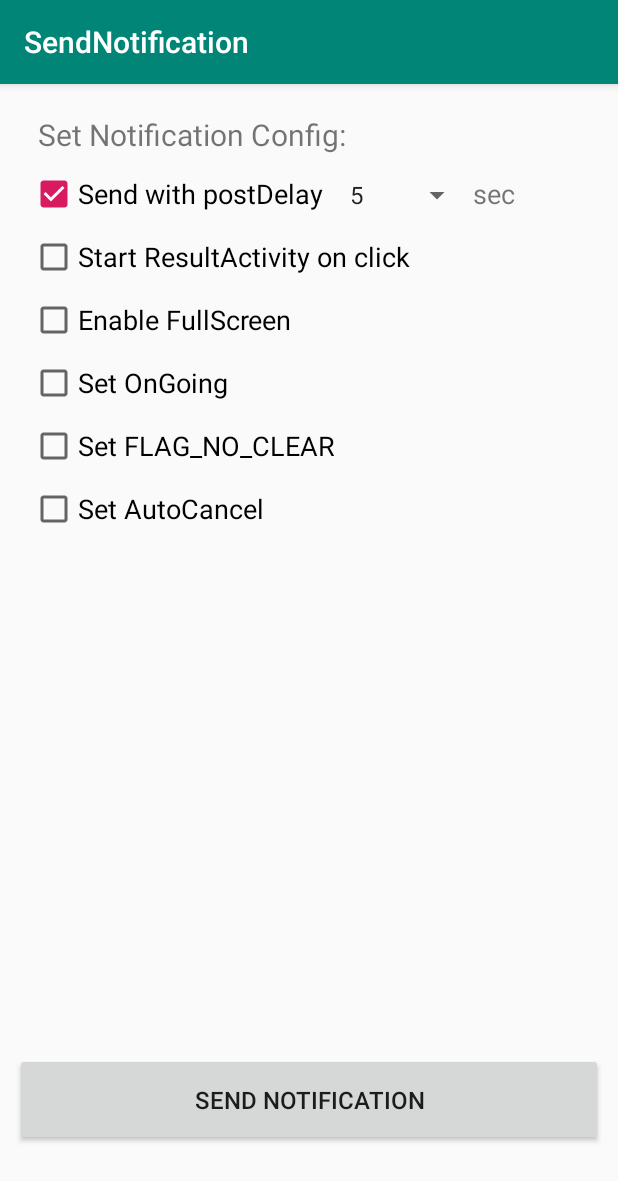
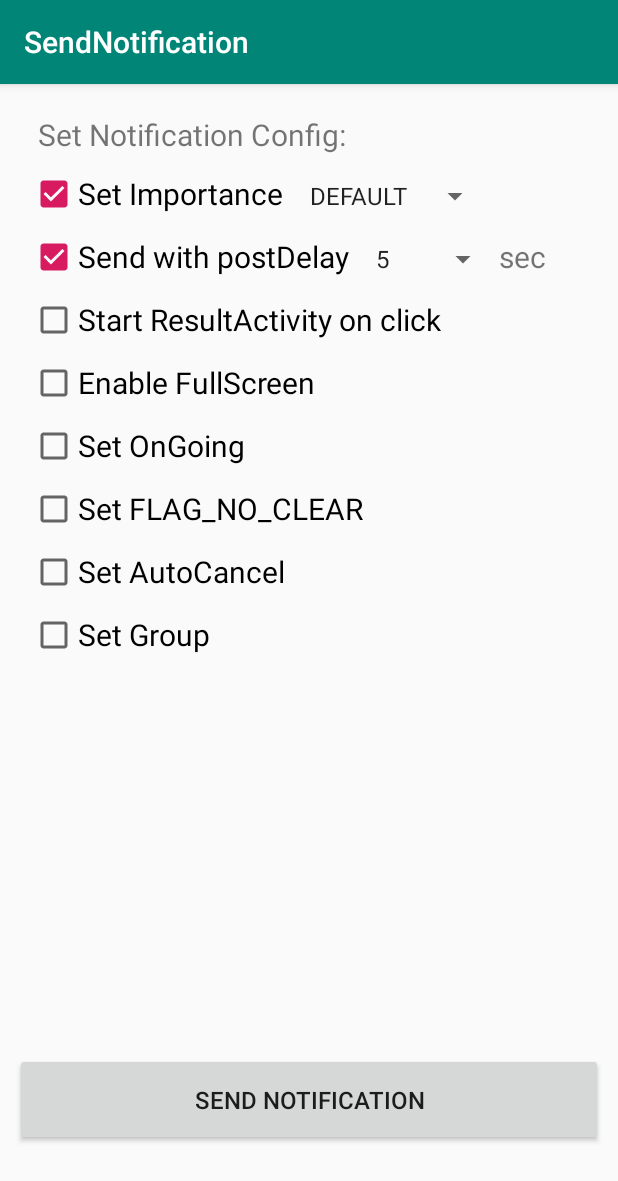
Before and after one commit to layonmartins/SendNotification, an Android app: the screen it shows after launch (MainActivity), after a tap on "SEND NOTIFICATION", on a phone screen of 412 x 824 dp. Shown: the top 1181 px of the screen. Run offline under Robolectric (Android 15) with nearby library versions, the phone set to English and light mode, and no system bars; 3 other taps on this screen came first.

Commit message:
refactorin sendNotification(View v) : add set importance

```diff
--- a/app/src/main/java/com/layon/android/sendnotification/MainActivity.java
+++ b/app/src/main/java/com/layon/android/sendnotification/MainActivity.java
@@ -15,6 +15,7 @@ import android.os.Bundle;
 import android.os.Handler;
 import android.util.Log;
 import android.view.View;
+import android.widget.ArrayAdapter;
 import android.widget.CheckBox;
 import android.widget.Spinner;
 import android.widget.TextView;
@@ -23,17 +24,22 @@ import android.widget.Toast;
 public class MainActivity extends AppCompatActivity {
 
     private static final String CHANNEL_ID = "notification_test";
-    private static final int NOTIFICATION_ID = 1234;
+    private static int NOTIFICATION_ID = 1234;
+    private static final String GROUP_KEY_WORK_EMAIL = "com.android.layon.GROUP";
 
     // create Notification configs variables
     CheckBox checkBox_postDelayed;
     CheckBox checkBox_StartActivity;
     CheckBox checkBox_fullScreen;
     Spinner spinner_seconds;
+    Spinner spinner_importance;
     TextView textview_seconds;
     CheckBox checkBox_ongoing;
     CheckBox checkBox_flagnoclear;
     CheckBox checkBox_autocancel;
+    CheckBox checkBox_importance;
+    CheckBox checkBox_group;
+
 
     @Override
     protected void onCreate(Bundle savedInstanceState) {
@@ -45,51 +51,75 @@ public class MainActivity extends AppCompatActivity {
         checkBox_StartActivity = (CheckBox) findViewById(R.id.checkBox_StartActivity);
         checkBox_fullScreen = (CheckBox) findViewById(R.id.checkBox_fullScreen);
         spinner_seconds = (Spinner) findViewById(R.id.spinner_seconds);
-        spinner_seconds.setSelection(2);
+        spinner_importance = (Spinner) findViewById(R.id.spinner_importance);
         textview_seconds = (TextView) findViewById(R.id.textview_seconds);
         checkBox_ongoing = (CheckBox) findViewById(R.id.checkBox_ongoing);
         checkBox_flagnoclear = (CheckBox) findViewById(R.id.checkBox_flagnoclear);
         checkBox_autocancel = (CheckBox) findViewById(R.id.checkBox_autocancel);
+        checkBox_importance = (CheckBox) findViewById(R.id.checkBox_importance);
+        checkBox_group = (CheckBox) findViewById(R.id.checkBox_group);
+
+        // set spinner_importance adapter
+        ArrayAdapter<CharSequence> adapterImportance = ArrayAdapter.createFromResource(this,
+                R.array.importance_array, android.R.layout.simple_dropdown_item_1line);
+        adapterImportance.setDropDownViewResource(android.R.layout.simple_spinner_dropdown_item);
+        spinner_importance.setAdapter(adapterImportance);
+        spinner_importance.setSelection(1);
+
+        // set spinner_seconds adapter
+        ArrayAdapter<CharSequence> adapterSeconds = ArrayAdapter.createFromResource(this,
+                R.array.seconds_array, android.R.layout.simple_dropdown_item_1line);
+        adapterImportance.setDropDownViewResource(android.R.layout.simple_spinner_dropdown_item);
+        spinner_seconds.setAdapter(adapterSeconds);
+        spinner_seconds.setSelection(2);
+
     }
 
     public void createNotificationChannel() {
         if (Build.VERSION.SDK_INT >= Build.VERSION_CODES.O){
             CharSequence name = "NotificationBroadcast";
             String description = "This is a broadcast notification fot test";
-            int importance = NotificationManager.IMPORTANCE_HIGH;
+
+            // get importance
+            // TODO it doesn't work, check later
+            int importance = NotificationManager.IMPORTANCE_DEFAULT;
+            if(checkBox_importance.isChecked()){
+                importance = getImportance(spinner_importance.getSelectedItem().toString());
+                Log.d("layonf importance: ", Integer.toString(importance));
+            }
+
             NotificationChannel channel = new NotificationChannel(CHANNEL_ID, name, importance);
             channel.setDescription(description);
-
             NotificationManager notificationManager = getSystemService(NotificationManager.class);
             notificationManager.createNotificationChannel(channel);
         }
     }
 
+    public int getImportance(CharSequence importance) {
+        switch (importance.charAt(0)){
+            case 'H':
+                return NotificationManager.IMPORTANCE_HIGH;
+            case 'D':
+                return NotificationManager.IMPORTANCE_DEFAULT;
+            case 'L':
+                return NotificationManager.IMPORTANCE_LOW;
+            case 'M':
+                return NotificationManager.IMPORTANCE_MIN;
+            default:
+                return NotificationManager.IMPORTANCE_DEFAULT;
+        }
+    }
+
     //TODO disable landscape mode
 
-    //TODO maybe needed to delete this method
-    public void sendBaseNotification() {
-        createNotificationChannel();
-        NotificationCompat.Builder builder =
-                new NotificationCompat.Builder(this, CHANNEL_ID)
-                        .setSmallIcon(R.drawable.venturus)
-                        .setContentTitle("layonf Notification Test")
-                        .setContentText(getString(R.string.notifi_text))
-                        .setStyle(new NotificationCompat.BigTextStyle()
-                                .bigText(getString(R.string.notifi_text)))
-                        .setPriority(NotificationCompat.PRIORITY_DEFAULT);
+    //show the importance spinner
+    public void onCheckBoxImportanceClicked(View v){
+        if(checkBox_importance.isChecked()){
+            spinner_importance.setVisibility(View.VISIBLE);
+        } else {
+            spinner_importance.setVisibility(View.GONE);
+        }
 
-        //Set flags:
-        Notification notification = builder.build();
-        //notification.flags |= Notification.FLAG_SHOW_LIGHTS;
-        //notification.flags |= Notification.FLAG_AUTO_CANCEL;
-        //notification.flags |= Notification.FLAG_ONGOING_EVENT;
-        //notification.flags |= Notification.FLAG_NO_CLEAR;
-        //notification.flags |= Notification.FLAG_LOCAL_ONLY;
-
-
-        NotificationManagerCompat notificationManager = NotificationManagerCompat.from(this);
-        notificationManager.notify(NOTIFICATION_ID, notification);
     }
 
     //show the seconds spinner
@@ -119,6 +149,11 @@ public class MainActivity extends AppCompatActivity {
                 .setContentTitle("layonf notification test")
                 .setContentText(getString(R.string.notifi_text))
                 .setStyle(new NotificationCompat.BigTextStyle().bigText(getString(R.string.notifi_text)));
+
+        if(checkBox_group.isChecked()) {
+            builder.setGroup(GROUP_KEY_WORK_EMAIL);
+            NOTIFICATION_ID++;
+        }
 
         // create notification the set flags
         final Notification notification = builder.build();
@@ -175,6 +210,30 @@ public class MainActivity extends AppCompatActivity {
 
     //TODO remove notification method
 
+    //TODO maybe needed to delete this method
+    public void sendGroupNotification() {
+        createNotificationChannel();
+        NotificationCompat.Builder builder =
+                new NotificationCompat.Builder(this, CHANNEL_ID)
+                        .setSmallIcon(R.drawable.venturus)
+                        .setContentTitle("layonf Notification Test")
+                        .setContentText(getString(R.string.notifi_text))
+                        .setStyle(new NotificationCompat.BigTextStyle()
+                                .bigText(getString(R.string.notifi_text)))
+                        .setPriority(NotificationCompat.PRIORITY_DEFAULT);
+
+        //Set flags:
+        Notification notification = builder.build();
+        //notification.flags |= Notification.FLAG_SHOW_LIGHTS;
+        //notification.flags |= Notification.FLAG_AUTO_CANCEL;
+        //notification.flags |= Notification.FLAG_ONGOING_EVENT;
+        //notification.flags |= Notification.FLAG_NO_CLEAR;
+        //notification.flags |= Notification.FLAG_LOCAL_ONLY;
+
+
+        NotificationManagerCompat notificationManager = NotificationManagerCompat.from(this);
+        notificationManager.notify(NOTIFICATION_ID, notification);
+    }
 
     //TODO maybe needed to delete this method
     public void sendStartActivityNotification() {
--- a/app/src/main/res/layout/activity_main.xml
+++ b/app/src/main/res/layout/activity_main.xml
@@ -26,6 +26,28 @@
         app:layout_constraintTop_toTopOf="parent" />
 
     <CheckBox
+        android:id="@+id/checkBox_importance"
+        android:layout_width="wrap_content"
+        android:layout_height="wrap_content"
+        android:layout_marginTop="@dimen/margin_checkboxs"
+        android:textSize="@dimen/config_text"
+        android:text="Set Importance"
+        android:onClick="onCheckBoxImportanceClicked"
+        app:layout_constraintStart_toStartOf="@+id/editText"
+        app:layout_constraintTop_toBottomOf="@+id/editText" />
+
+    <Spinner
+        android:id="@+id/spinner_importance"
+        android:layout_width="wrap_content"
+        android:layout_height="wrap_content"
+        android:layout_marginStart="10dp"
+        android:visibility="visible"
+        app:layout_constraintEnd_toEndOf="@id/textview_seconds"
+        app:layout_constraintHorizontal_bias="0.0"
+        app:layout_constraintStart_toEndOf="@+id/checkBox_importance"
+        app:layout_constraintBaseline_toBaselineOf="@id/checkBox_importance"/>
+
+    <CheckBox
         android:id="@+id/checkBox_postDelay"
         android:layout_width="wrap_content"
         android:layout_height="wrap_content"
@@ -34,14 +56,13 @@
         android:text="Send with postDelay"
         android:onClick="onCheckBoxSecondsClicked"
         app:layout_constraintStart_toStartOf="@+id/editText"
-        app:layout_constraintTop_toBottomOf="@+id/editText" />
+        app:layout_constraintTop_toBottomOf="@+id/checkBox_importance" />
 
     <Spinner
         android:id="@+id/spinner_seconds"
         android:layout_width="wrap_content"
         android:layout_height="wrap_content"
         android:layout_marginStart="10dp"
-        android:entries="@array/seconds_array"
         android:visibility="gone"
         app:layout_constraintEnd_toEndOf="@id/textview_seconds"
         app:layout_constraintHorizontal_bias="0.0"
@@ -117,6 +138,17 @@
         app:layout_constraintTop_toBottomOf="@id/checkBox_flagnoclear">
     </CheckBox>
 
+    <CheckBox
+        android:id="@+id/checkBox_group"
+        android:layout_width="wrap_content"
+        android:layout_height="wrap_content"
+        android:textSize="@dimen/config_text"
+        android:text="Set Group"
+        android:layout_marginTop="@dimen/margin_checkboxs"
+        app:layout_constraintStart_toStartOf="@id/checkBox_StartActivity"
+        app:layout_constraintTop_toBottomOf="@id/checkBox_autocancel">
+    </CheckBox>
+
     <Button
         android:layout_width="match_parent"
         android:layout_height="wrap_content"
--- a/app/src/main/res/values/dimens.xml
+++ b/app/src/main/res/values/dimens.xml
@@ -1,5 +1,5 @@
 <?xml version="1.0" encoding="utf-8"?>
 <resources>
-    <dimen name="config_text">18sp</dimen>
+    <dimen name="config_text">20sp</dimen>
     <dimen name="margin_checkboxs">10dp</dimen>
 </resources>
--- a/app/src/main/res/values/strings.xml
+++ b/app/src/main/res/values/strings.xml
@@ -11,5 +11,11 @@
         <item>60</item>
         <item>120</item>
     </string-array>
+    <string-array name="importance_array">
+        <item>HIGH</item>
+        <item>DEFAULT</item>
+        <item>LOW</item>
+        <item>MIN</item>
+    </string-array>
     <string name="toast">The notification will be post in </string>
 </resources>
```
